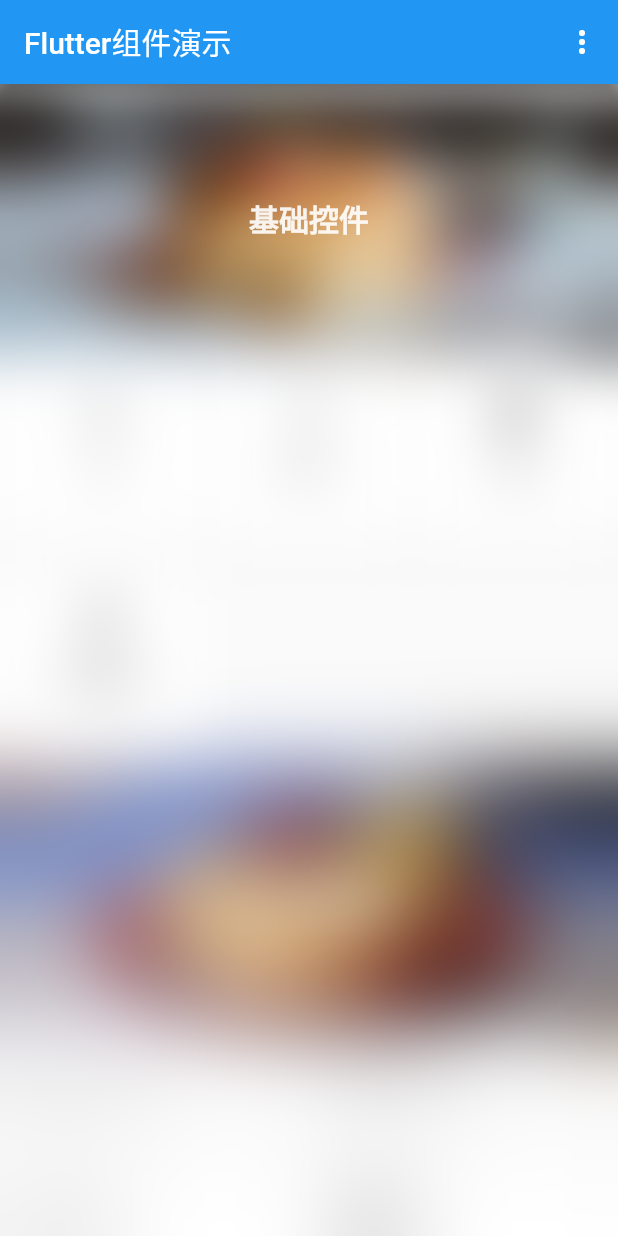
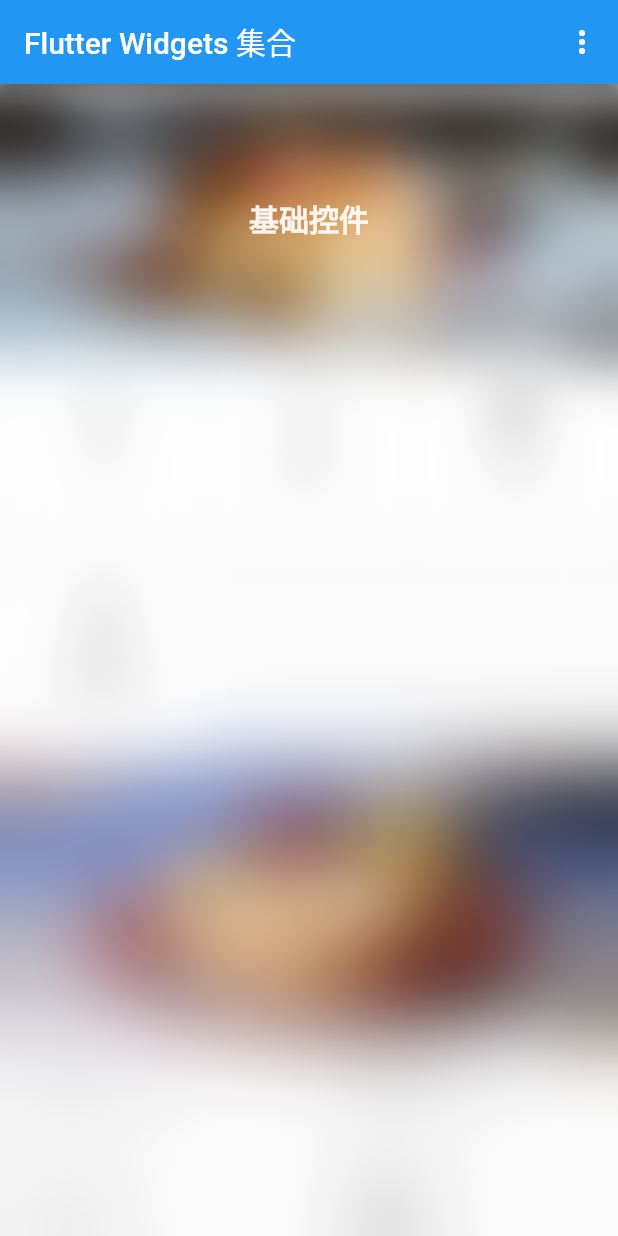
Before and after one commit to z56402344/FlutterWidgets, a Flutter app: the screen it shows after launch, on a phone screen of 412 x 824 dp. Run offline on Flutter 3.47's test engine with Material 2 defaults, Android fonts, the phone set to English and light mode, and no system bars; our stand-ins replace flutter_markdown, flutter_screenutil, flutter_swiper, fluttertoast.

Commit message:
fix 调整首页排列

```diff
--- a/lib/homePage.dart
+++ b/lib/homePage.dart
@@ -187,7 +187,7 @@ class _CollapsingState extends State<HomePage> {
   Widget build(BuildContext context) {
     return Scaffold(
       appBar: AppBar(
-        title: Text('Flutter组件演示'),
+        title: Text('Flutter Widgets 集合'),
         actions: <Widget>[
           _buildAction(),
         ],
@@ -204,7 +204,7 @@ class _CollapsingState extends State<HomePage> {
             gridDelegate: new SliverGridDelegateWithMaxCrossAxisExtent(
               maxCrossAxisExtent: 200.0,
               mainAxisSpacing: 10.0,
-              crossAxisSpacing: 10.0,
+              crossAxisSpacing: 20.0,
               childAspectRatio: 3.0,
             ),
             delegate: new SliverChildBuilderDelegate(
@@ -219,7 +219,7 @@ class _CollapsingState extends State<HomePage> {
             gridDelegate: new SliverGridDelegateWithMaxCrossAxisExtent(
               maxCrossAxisExtent: 200.0,
               mainAxisSpacing: 10.0,
-              crossAxisSpacing: 10.0,
+              crossAxisSpacing: 20.0,
               childAspectRatio: 3.0,
             ),
             delegate: new SliverChildBuilderDelegate(
@@ -234,7 +234,7 @@ class _CollapsingState extends State<HomePage> {
             gridDelegate: new SliverGridDelegateWithMaxCrossAxisExtent(
               maxCrossAxisExtent: 200.0,
               mainAxisSpacing: 10.0,
-              crossAxisSpacing: 10.0,
+              crossAxisSpacing: 20.0,
               childAspectRatio: 3.0,
             ),
             delegate: new SliverChildBuilderDelegate(
@@ -489,7 +489,7 @@ class _CollapsingState extends State<HomePage> {
                   padding: EdgeInsets.only(left: 10.0),
                   child: ClipRRect(
                     child: SizedBox(
-                        width: 20.0, height: 20.0, child: Icon(product.asset)),
+                        width: 30.0, height: 50.0, child: Icon(product.asset)),
                     borderRadius: BorderRadius.all(Radius.circular(5.0)),
                   ),
                 ),
```
